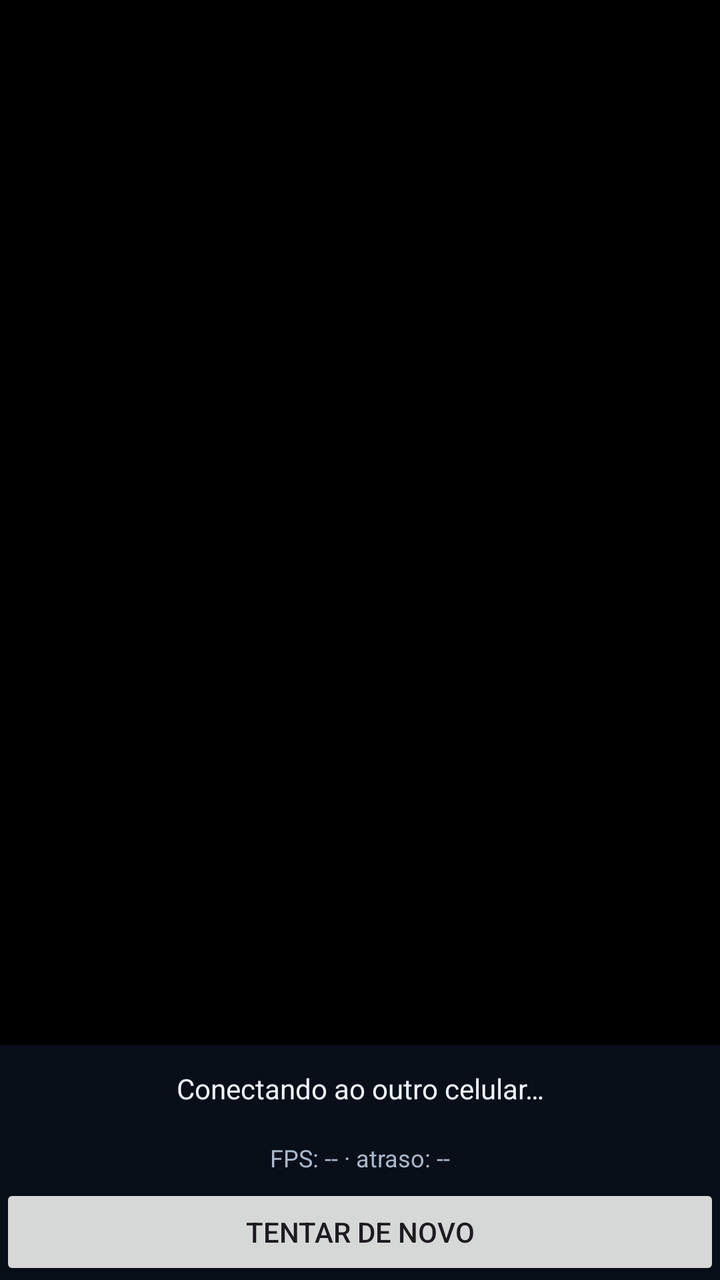
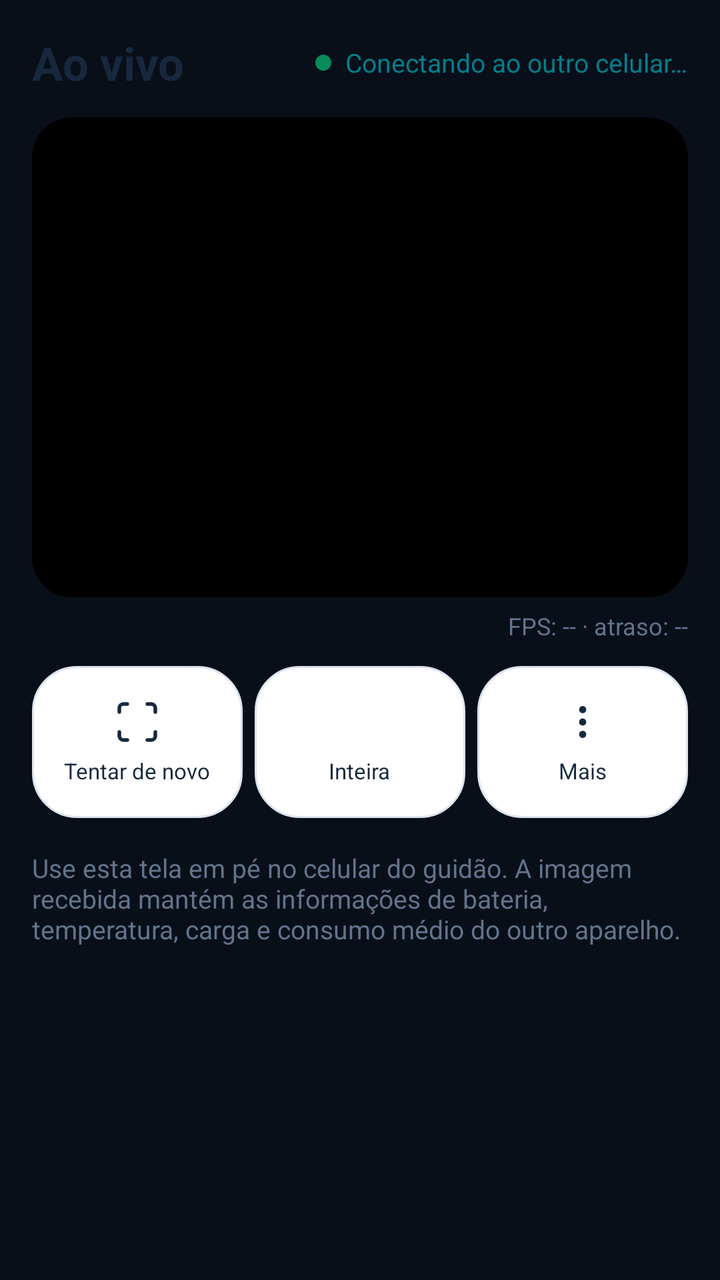

Compare the two renders of this Android layout. The source of the first and the diff that turns it into the second are given below.
<!-- AndroidManifest.xml: application theme Theme.MinhaCamera -->
<!-- res/layout/activity_phone_viewer.xml -->
<?xml version="1.0" encoding="utf-8"?>
<LinearLayout xmlns:android="http://schemas.android.com/apk/res/android"
    android:layout_width="match_parent" android:layout_height="match_parent"
    android:orientation="vertical" android:background="@color/player_background">
    <ImageView android:id="@+id/phoneImage" android:layout_width="match_parent"
        android:layout_height="0dp" android:layout_weight="1" android:background="#000000"
        android:contentDescription="@string/phone_camera" android:scaleType="fitCenter" />
    <TextView android:id="@+id/phoneViewerStatus" android:layout_width="match_parent"
        android:layout_height="wrap_content" android:gravity="center"
        android:padding="12dp" android:text="@string/phone_connecting"
        android:textColor="@color/player_text" />
    <TextView android:id="@+id/phoneViewerPerformance" android:layout_width="match_parent"
        android:layout_height="wrap_content" android:gravity="center" android:padding="5dp"
        android:text="@string/phone_performance_waiting" android:textColor="@color/player_muted"
        android:textSize="12sp" />
    <Button android:id="@+id/phoneRetry" android:layout_width="match_parent"
        android:layout_height="wrap_content" android:text="@string/tentar_novamente" />
</LinearLayout>
<!-- resources referenced by this layout -->
<resources>
  <color name="player_background">#090F19</color>
  <color name="player_muted">#A9B8CA</color>
  <color name="player_text">#F0F6FF</color>
  <string name="phone_camera">Câmera de celular</string>
  <string name="phone_connecting">Conectando ao outro celular…</string>
  <string name="phone_performance_waiting">FPS: -- · atraso: --</string>
  <string name="tentar_novamente">Tentar de novo</string>
  <color name="brand_primary">#176BCE</color>
  <color name="brand_on_primary">#FFFFFF</color>
  <color name="brand_secondary">#007F8B</color>
  <color name="app_surface">#FFFFFF</color>
  <color name="app_text">#17283E</color>
  <color name="app_background">#F2F6FB</color>
  <!-- unchanged entries left out for length: 1 -->
</resources>

<!-- the commit's change to res/layout/activity_phone_viewer.xml (unified diff, before → after) -->
@@ -1,18 +1,97 @@
 <?xml version="1.0" encoding="utf-8"?>
-<LinearLayout xmlns:android="http://schemas.android.com/apk/res/android"
+<ScrollView xmlns:android="http://schemas.android.com/apk/res/android"
     android:layout_width="match_parent" android:layout_height="match_parent"
-    android:orientation="vertical" android:background="@color/player_background">
-    <ImageView android:id="@+id/phoneImage" android:layout_width="match_parent"
-        android:layout_height="0dp" android:layout_weight="1" android:background="#000000"
-        android:contentDescription="@string/phone_camera" android:scaleType="fitCenter" />
-    <TextView android:id="@+id/phoneViewerStatus" android:layout_width="match_parent"
-        android:layout_height="wrap_content" android:gravity="center"
-        android:padding="12dp" android:text="@string/phone_connecting"
-        android:textColor="@color/player_text" />
-    <TextView android:id="@+id/phoneViewerPerformance" android:layout_width="match_parent"
-        android:layout_height="wrap_content" android:gravity="center" android:padding="5dp"
-        android:text="@string/phone_performance_waiting" android:textColor="@color/player_muted"
-        android:textSize="12sp" />
-    <Button android:id="@+id/phoneRetry" android:layout_width="match_parent"
-        android:layout_height="wrap_content" android:text="@string/tentar_novamente" />
-</LinearLayout>
+    android:background="@color/player_background" android:fillViewport="true">
+
+    <LinearLayout
+        android:layout_width="match_parent" android:layout_height="wrap_content"
+        android:orientation="vertical" android:padding="16dp">
+
+        <LinearLayout
+            android:layout_width="match_parent" android:layout_height="wrap_content"
+            android:orientation="horizontal" android:gravity="center_vertical">
+            <TextView
+                android:layout_width="0dp" android:layout_weight="1" android:layout_height="wrap_content"
+                android:text="@string/ui_live" android:textColor="@color/app_text"
+                android:textSize="23sp" android:textStyle="bold"/>
+            <View android:layout_width="8dp" android:layout_height="8dp" android:background="@drawable/bg_ui_live"/>
+            <TextView
+                android:id="@+id/phoneViewerStatus"
+                android:layout_width="wrap_content" android:layout_height="wrap_content"
+                android:layout_marginStart="7dp" android:text="@string/phone_connecting"
+                android:textColor="@color/brand_secondary" android:textSize="13sp"/>
+        </LinearLayout>
+
+        <FrameLayout
+            android:layout_width="match_parent" android:layout_height="240dp"
+            android:layout_marginTop="12dp" android:background="@drawable/bg_ui_preview"
+            android:clipToOutline="true">
+            <ImageView
+                android:id="@+id/phoneImage" android:layout_width="match_parent" android:layout_height="match_parent"
+                android:background="#000000" android:contentDescription="@string/phone_camera"
+                android:scaleType="fitCenter" />
+            <TextView
+                android:id="@+id/phoneViewerTelemetry" android:layout_width="wrap_content"
+                android:layout_height="wrap_content" android:layout_gravity="top|start"
+                android:layout_margin="10dp" android:background="@drawable/bg_phone_telemetry"
+                android:paddingStart="9dp" android:paddingEnd="9dp" android:paddingTop="6dp"
+                android:paddingBottom="6dp" android:textColor="#FFFFFFFF" android:textSize="12sp"
+                android:textStyle="bold" android:visibility="gone" />
+        </FrameLayout>
+
+        <TextView
+            android:id="@+id/phoneViewerPerformance" android:layout_width="match_parent"
+            android:layout_height="wrap_content" android:gravity="end" android:paddingTop="6dp"
+            android:text="@string/phone_performance_waiting" android:textColor="@color/ui_muted"
+            android:textSize="12sp" />
+
+        <TextView
+            android:id="@+id/phoneViewerTelemetryDetails" android:layout_width="match_parent"
+            android:layout_height="wrap_content" android:layout_marginTop="4dp" android:padding="8dp"
+            android:background="@drawable/bg_phone_telemetry" android:text="@string/phone_receiver_waiting_telemetry"
+            android:textColor="#FFFFFFFF" android:textSize="12sp" android:visibility="gone" />
+
+        <LinearLayout
+            android:layout_width="match_parent" android:layout_height="wrap_content"
+            android:layout_marginTop="12dp" android:orientation="horizontal" android:baselineAligned="false">
+
+            <LinearLayout
+                android:id="@+id/phoneRetry" android:layout_width="0dp" android:layout_weight="1"
+                android:layout_height="76dp" android:layout_marginEnd="4dp" android:padding="4dp"
+                android:gravity="center" android:background="@drawable/bg_ui_card" android:orientation="vertical"
+                android:clickable="true" android:focusable="true" android:contentDescription="@string/tentar_novamente">
+                <ImageView android:layout_width="24dp" android:layout_height="24dp" android:src="@drawable/ic_ui_scan"
+                    android:contentDescription="@null"/>
+                <TextView android:layout_width="wrap_content" android:layout_height="wrap_content" android:layout_marginTop="5dp"
+                    android:text="@string/tentar_novamente" android:textColor="@color/app_text" android:textSize="11sp"/>
+            </LinearLayout>
+
+            <LinearLayout
+                android:id="@+id/phoneViewerFit" android:layout_width="0dp" android:layout_weight="1"
+                android:layout_height="76dp" android:layout_marginStart="2dp" android:layout_marginEnd="2dp" android:padding="4dp"
+                android:gravity="center" android:background="@drawable/bg_ui_card" android:orientation="vertical"
+                android:clickable="true" android:focusable="true" android:contentDescription="@string/imagem_inteira">
+                <ImageView android:id="@+id/phoneViewerFitIcon" android:layout_width="24dp" android:layout_height="24dp" android:src="@drawable/ic_fit"
+                    android:contentDescription="@null"/>
+                <TextView android:id="@+id/phoneViewerFitLabel" android:layout_width="wrap_content" android:layout_height="wrap_content" android:layout_marginTop="5dp"
+                    android:text="@string/phone_view_fit" android:textColor="@color/app_text" android:textSize="11sp"/>
+            </LinearLayout>
+
+            <LinearLayout
+                android:id="@+id/phoneViewerMore" android:layout_width="0dp" android:layout_weight="1"
+                android:layout_height="76dp" android:layout_marginStart="4dp" android:padding="4dp"
+                android:gravity="center" android:background="@drawable/bg_ui_card" android:orientation="vertical"
+                android:clickable="true" android:focusable="true" android:contentDescription="@string/ui_more_short">
+                <ImageView android:layout_width="24dp" android:layout_height="24dp" android:src="@drawable/ic_ui_more"
+                    android:contentDescription="@null"/>
+                <TextView android:layout_width="wrap_content" android:layout_height="wrap_content" android:layout_marginTop="5dp"
+                    android:text="@string/ui_more_short" android:textColor="@color/app_text" android:textSize="11sp"/>
+            </LinearLayout>
+        </LinearLayout>
+
+        <TextView
+            android:layout_width="match_parent" android:layout_height="wrap_content" android:layout_marginTop="16dp"
+            android:text="@string/phone_receiver_instructions" android:textColor="@color/ui_muted" android:textSize="13sp"/>
+
+    </LinearLayout>
+</ScrollView>
<!-- resource entries referenced after the edit -->
@@ -1,16 +1,56 @@
 <!-- resources referenced by this layout -->
 <resources>
   <color name="player_background">#090F19</color>
-  <color name="player_muted">#A9B8CA</color>
-  <color name="player_text">#F0F6FF</color>
+  <color name="ui_muted">#63748B</color>
+  <!-- drawable bg_phone_telemetry (drawable) -->
+  <?xml version="1.0" encoding="utf-8"?>
+  <shape xmlns:android="http://schemas.android.com/apk/res/android" android:shape="rectangle">
+      <solid android:color="#C40B111B" />
+      <corners android:radius="8dp" />
+  </shape>
+  <!-- drawable bg_ui_card (drawable) -->
+  <?xml version="1.0" encoding="utf-8"?>
+  <shape xmlns:android="http://schemas.android.com/apk/res/android" android:shape="rectangle">
+      <solid android:color="@color/app_surface"/><corners android:radius="22dp"/>
+      <stroke android:width="1dp" android:color="@color/app_outline"/>
+  </shape>
+  <!-- drawable bg_ui_live (drawable) -->
+  <?xml version="1.0" encoding="utf-8"?>
+  <shape xmlns:android="http://schemas.android.com/apk/res/android" android:shape="oval">
+      <solid android:color="#078B59"/>
+  </shape>
+  <!-- drawable bg_ui_preview (drawable) -->
+  <?xml version="1.0" encoding="utf-8"?>
+  <shape xmlns:android="http://schemas.android.com/apk/res/android" android:shape="rectangle">
+      <solid android:color="#171D27"/><corners android:radius="20dp"/>
+  </shape>
+  <!-- drawable ic_fit (drawable) -->
+  <vector xmlns:android="http://schemas.android.com/apk/res/android" android:width="24dp" android:height="24dp" android:viewportWidth="24" android:viewportHeight="24"><path android:fillColor="#FFFFFF" android:pathData="M3,5H21V19H3ZM5,7V17H19V7Z" /></vector>
+  <!-- drawable ic_ui_more (drawable) -->
+  <?xml version="1.0" encoding="utf-8"?>
+  <vector xmlns:android="http://schemas.android.com/apk/res/android" android:width="24dp" android:height="24dp" android:viewportWidth="24" android:viewportHeight="24">
+      <path android:fillColor="@color/app_text" android:pathData="M12,4a1.8,1.8 0,1 0,0 3.6a1.8,1.8 0,1 0,0 -3.6 M12,10.2a1.8,1.8 0,1 0,0 3.6a1.8,1.8 0,1 0,0 -3.6 M12,16.4a1.8,1.8 0,1 0,0 3.6a1.8,1.8 0,1 0,0 -3.6"/>
+  </vector>
+  <!-- drawable ic_ui_scan (drawable) -->
+  <?xml version="1.0" encoding="utf-8"?>
+  <vector xmlns:android="http://schemas.android.com/apk/res/android" android:width="24dp" android:height="24dp" android:viewportWidth="24" android:viewportHeight="24">
+      <path android:fillColor="@android:color/transparent" android:strokeColor="@color/app_text" android:strokeWidth="1.8" android:strokeLineCap="round" android:strokeLineJoin="round" android:pathData="M7 3H5a2 2 0 0 0 -2 2v2 M17 3h2a2 2 0 0 1 2 2v2 M21 17v2a2 2 0 0 1 -2 2h-2 M3 17v2a2 2 0 0 0 2 2h2" />
+  </vector>
+  <string name="imagem_inteira">Imagem inteira · sem cortes</string>
   <string name="phone_camera">Câmera de celular</string>
   <string name="phone_connecting">Conectando ao outro celular…</string>
   <string name="phone_performance_waiting">FPS: -- · atraso: --</string>
+  <string name="phone_receiver_instructions">Use esta tela em pé no celular do guidão. A imagem recebida mantém as informações de bateria, temperatura, carga e consumo médio do outro aparelho.</string>
+  <string name="phone_receiver_waiting_telemetry">Aguardando dados do outro celular…</string>
+  <string name="phone_view_fit">Inteira</string>
   <string name="tentar_novamente">Tentar de novo</string>
+  <string name="ui_live">Ao vivo</string>
+  <string name="ui_more_short">Mais</string>
   <color name="brand_primary">#176BCE</color>
   <color name="brand_on_primary">#FFFFFF</color>
   <color name="brand_secondary">#007F8B</color>
   <color name="app_surface">#FFFFFF</color>
+  <color name="app_outline">#DBE4EF</color>
   <color name="app_text">#17283E</color>
   <color name="app_background">#F2F6FB</color>
   <!-- unchanged entries left out for length: 1 -->
